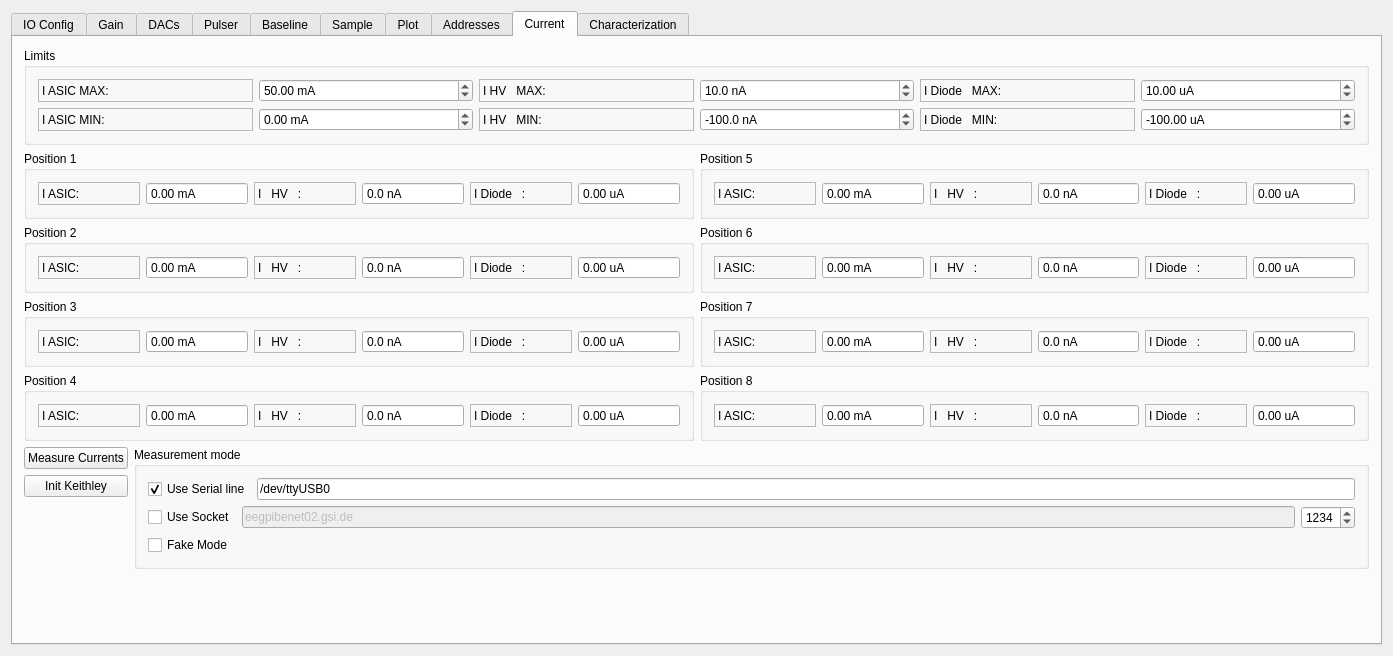
Old version of the form mbspex/gui/qt-mainwindow/apfel/ApfelWidget.ui in the repository gsi-ee/drivers.
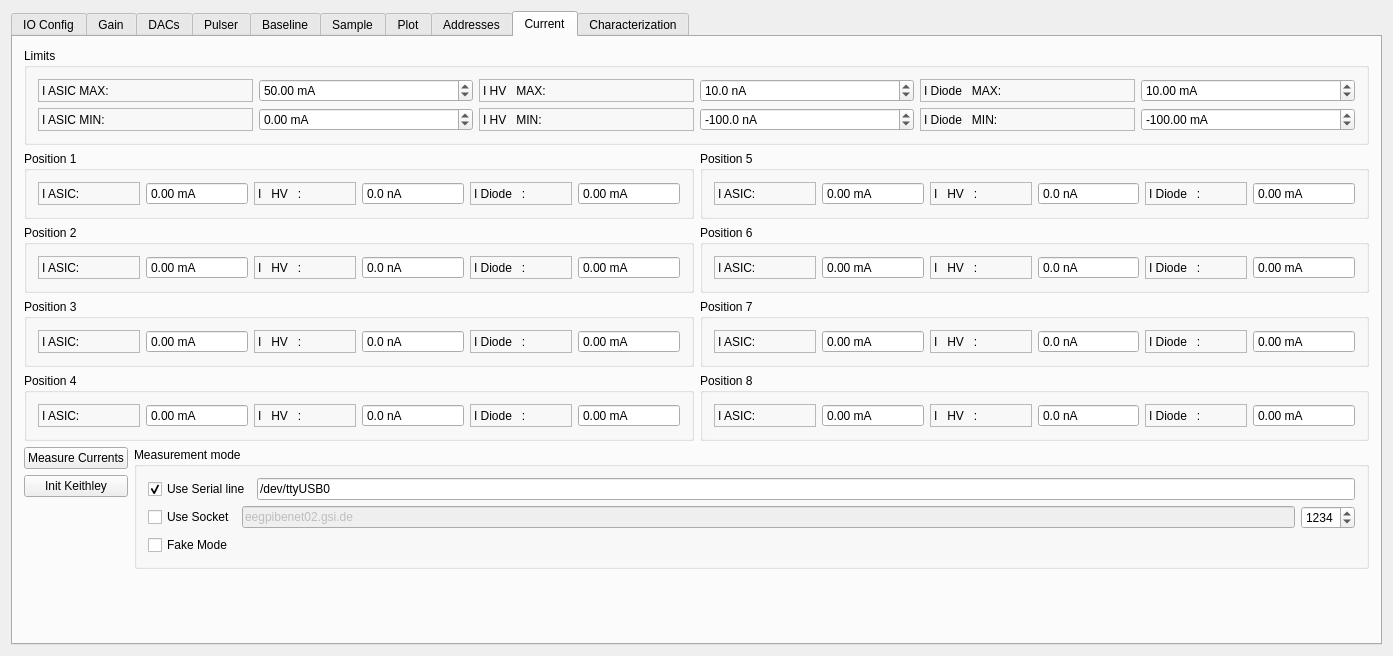
New version of the form. The open tabs and pages were chosen to show the change. Custom widgets are drawn as their Qt base class.

Commit message: mbspex apfel gui: changed range of diode current measurments to mA

Patch:
```diff
--- a/mbspex/gui/qt-mainwindow/apfel/ApfelWidget.ui
+++ b/mbspex/gui/qt-mainwindow/apfel/ApfelWidget.ui
@@ -8223,7 +8223,7 @@
                <string>Maximum allowed current measured for Diode (Alarm HI)</string>
               </property>
               <property name="suffix">
-               <string> uA</string>
+               <string> mA</string>
               </property>
               <property name="minimum">
                <double>-5000.000000000000000</double>
@@ -8349,7 +8349,7 @@
                <string>Minimum allowed current measured for Diode (Alarm LO)</string>
               </property>
               <property name="suffix">
-               <string> uA</string>
+               <string> mA</string>
               </property>
               <property name="minimum">
                <double>-5000.000000000000000</double>
@@ -8504,7 +8504,7 @@
                  <enum>QAbstractSpinBox::NoButtons</enum>
                 </property>
                 <property name="suffix">
-                 <string> uA</string>
+                 <string> mA</string>
                 </property>
                 <property name="decimals">
                  <number>2</number>
@@ -8654,7 +8654,7 @@
                  <enum>QAbstractSpinBox::NoButtons</enum>
                 </property>
                 <property name="suffix">
-                 <string> uA</string>
+                 <string> mA</string>
                 </property>
                 <property name="minimum">
                  <double>-5000.000000000000000</double>
@@ -8801,7 +8801,7 @@
                  <enum>QAbstractSpinBox::NoButtons</enum>
                 </property>
                 <property name="suffix">
-                 <string> uA</string>
+                 <string> mA</string>
                 </property>
                 <property name="minimum">
                  <double>-5000.000000000000000</double>
@@ -8948,7 +8948,7 @@
                  <enum>QAbstractSpinBox::NoButtons</enum>
                 </property>
                 <property name="suffix">
-                 <string> uA</string>
+                 <string> mA</string>
                 </property>
                 <property name="minimum">
                  <double>-5000.000000000000000</double>
@@ -9095,7 +9095,7 @@
                  <enum>QAbstractSpinBox::NoButtons</enum>
                 </property>
                 <property name="suffix">
-                 <string> uA</string>
+                 <string> mA</string>
                 </property>
                 <property name="minimum">
                  <double>-5000.000000000000000</double>
@@ -9242,7 +9242,7 @@
                  <enum>QAbstractSpinBox::NoButtons</enum>
                 </property>
                 <property name="suffix">
-                 <string> uA</string>
+                 <string> mA</string>
                 </property>
                 <property name="minimum">
                  <double>-5000.000000000000000</double>
@@ -9389,7 +9389,7 @@
                  <enum>QAbstractSpinBox::NoButtons</enum>
                 </property>
                 <property name="suffix">
-                 <string> uA</string>
+                 <string> mA</string>
                 </property>
                 <property name="minimum">
                  <double>-5000.000000000000000</double>
@@ -9539,7 +9539,7 @@
                  <enum>QAbstractSpinBox::NoButtons</enum>
                 </property>
                 <property name="suffix">
-                 <string> uA</string>
+                 <string> mA</string>
                 </property>
                 <property name="decimals">
                  <number>2</number>
```
Left out of the diff: 2 changed lines with no effect on the pictures. The commit also changes 2 other files.
